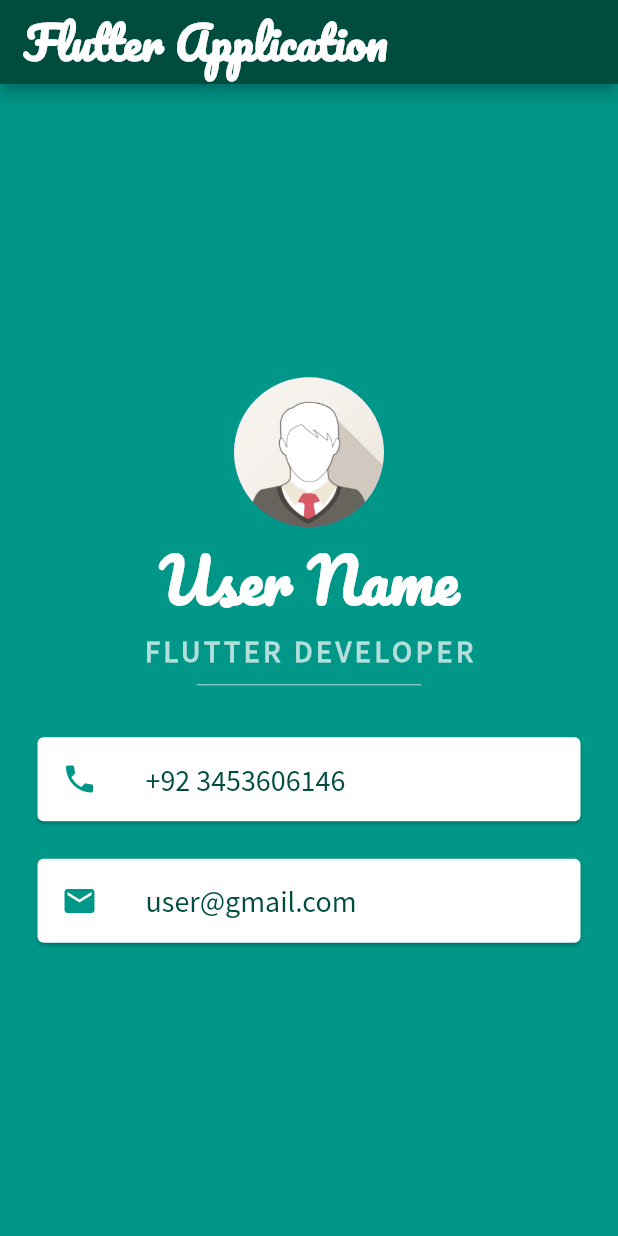
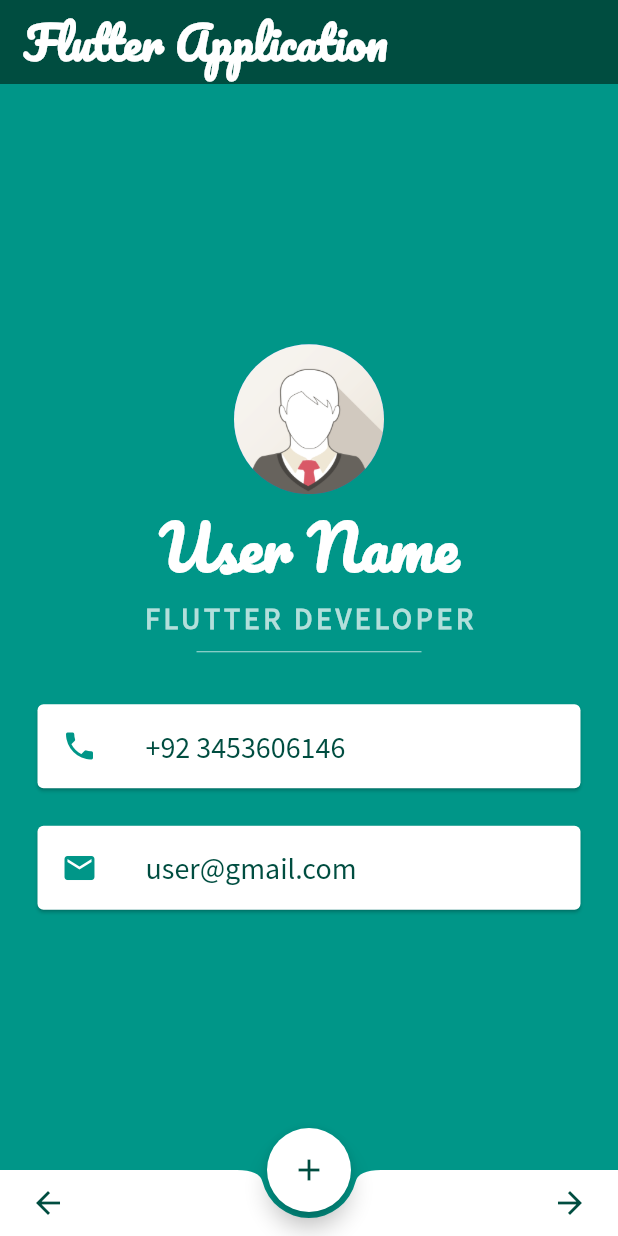
Before and after one commit to HassanAfnan/mi-card, a Flutter app: the screen it shows after launch, on a phone screen of 412 x 824 dp. Run offline on Flutter 3.47's test engine with Material 2 defaults, Android fonts, the phone set to English and light mode, and no system bars.

Commit message:
Added a bottom Appbar

```diff
--- a/lib/main.dart
+++ b/lib/main.dart
@@ -8,8 +8,10 @@ class MyApp extends StatelessWidget {
   @override
   Widget build(BuildContext context) {
     return MaterialApp(
-      home: Scaffold(
+      home: SafeArea(
+        child: Scaffold(
           appBar: AppBar(
+            elevation: 0,
             backgroundColor: Colors.teal.shade900,
             title: Text('Flutter Application',
             style: TextStyle(
@@ -94,6 +96,34 @@ class MyApp extends StatelessWidget {
               ],
             ),
           ),
+          floatingActionButton: FloatingActionButton(
+            onPressed: (){},
+            focusColor: Colors.white,
+            backgroundColor: Colors.white,
+            child: Icon(Icons.add,color: Colors.teal.shade900,),
+          ),
+          floatingActionButtonLocation: FloatingActionButtonLocation.centerDocked,
+          bottomNavigationBar: BottomAppBar(
+            color: Colors.white,
+            shape: CircularNotchedRectangle(),
+            elevation: 0,
+            child: Row(
+              mainAxisAlignment: MainAxisAlignment.spaceBetween,
+              children: [
+                Padding(
+                  padding: const EdgeInsets.symmetric(horizontal:20.0,vertical: 10.0),
+                  child: Icon(Icons.arrow_back,
+                  color: Colors.teal.shade900,),
+                ),
+                Padding(
+                  padding: const EdgeInsets.symmetric(horizontal:20.0,vertical: 10.0),
+                  child: Icon(Icons.arrow_forward,
+                  color: Colors.teal.shade900,),
+                )
+              ],
+            ),
+          ),
+        ),
       ),
     );
   }
```
Lines whose indentation alone changed are shown as unchanged.
